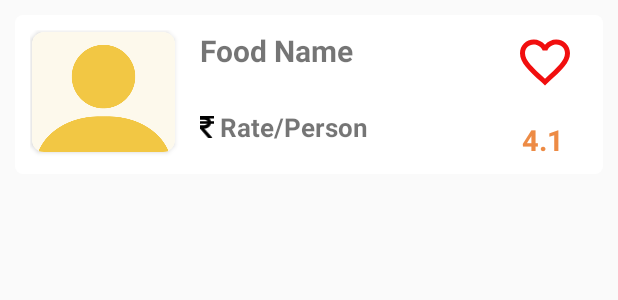
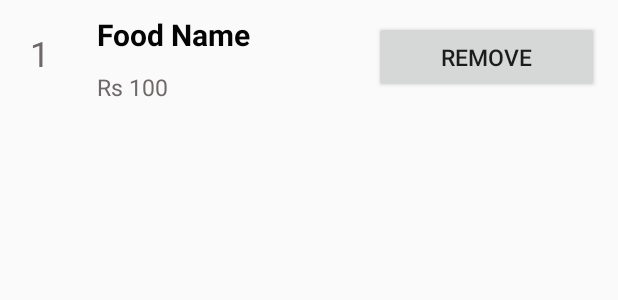
Before and after one commit to KameshRazer/FoodRunner, an Android app: the layout recyclerview_display_food.xml on its own in the app's theme, with its tools: preview values and no code run, on a phone screen of 412 x 824 dp. Shown: the top 300 px of the screen. Run offline under Robolectric (Android 15) with nearby library versions, the phone set to English and light mode, and no system bars.

Commit message:
SelectFoodActivity
Added  Food selection activity and Optimize previous code for server request & response

```diff
--- a/app/src/main/java/com/example/foodrunner/ui/home/HomeViewModel.kt
+++ b/app/src/main/java/com/example/foodrunner/ui/home/HomeViewModel.kt
@@ -17,7 +17,7 @@ package com.example.foodrunner.ui.home
 //        val context = parent.context
 //        val layoutInflater = LayoutInflater.from(context)
 //        val DataListView: View =
-//            layoutInflater.inflate(R.layout.recyclerview_display_food, parent, false)
+//            layoutInflater.inflate(R.layout.recyclerview_display_hotel, parent, false)
 //        val viewHolder: ViewHolder
 //        viewHolder = ViewHolder(DataListView)
 //        return viewHolder
--- /dev/null
+++ b/app/src/main/res/drawable/ic_arrow_back.xml
@@ -0,0 +1,5 @@
+<vector android:height="24dp" android:tint="#F8FBF6"
+    android:viewportHeight="24.0" android:viewportWidth="24.0"
+    android:width="24dp" xmlns:android="http://schemas.android.com/apk/res/android">
+    <path android:fillColor="#FF000000" android:pathData="M20,11H7.83l5.59,-5.59L12,4l-8,8 8,8 1.41,-1.41L7.83,13H20v-2z"/>
+</vector>
--- a/app/src/main/res/layout/recyclerview_display_food.xml
+++ b/app/src/main/res/layout/recyclerview_display_food.xml
@@ -1,92 +1,47 @@
 <?xml version="1.0" encoding="utf-8"?>
-<RelativeLayout
-    xmlns:android="http://schemas.android.com/apk/res/android"
-    xmlns:app="http://schemas.android.com/apk/res-auto"
-    xmlns:tools="http://schemas.android.com/tools"
+<RelativeLayout xmlns:android="http://schemas.android.com/apk/res/android"
     android:layout_width="match_parent"
     android:layout_height="wrap_content"
-    android:layout_marginLeft="10dp"
-    android:layout_marginTop="10dp"
-    android:layout_marginRight="10dp"
-    android:background="@drawable/rounded_corners">
-
-    <androidx.cardview.widget.CardView
-        android:id="@+id/rvdf_round_card_view"
-        android:layout_width="95dp"
-        android:layout_height="80dp"
-        app:cardCornerRadius="8dp"
-        android:layout_margin="1dp"
-        android:elevation="10dp">
-
-        <ImageView
-            android:id="@+id/rvdf_image_food"
-            android:layout_width="wrap_content"
-            android:layout_height="wrap_content"
-            android:src="@drawable/default_pic"
-            android:scaleType="centerCrop"/>
-    </androidx.cardview.widget.CardView>
-
+    android:padding="4dp">
+    <TextView
+        android:id="@+id/rvdf_s_no"
+        android:layout_width="wrap_content"
+        android:layout_height="wrap_content"
+        android:layout_marginTop="10dp"
+        android:layout_marginLeft="10dp"
+        android:text="1"
+        android:padding="6dp"
+        android:textColor="#6E6968"
+        android:textSize="23sp"/>
     <TextView
         android:id="@+id/rvdf_food_name"
         android:layout_width="wrap_content"
         android:layout_height="wrap_content"
+        android:layout_marginStart="20dp"
+        android:layout_toRightOf="@id/rvdf_s_no"
         android:text="Food Name"
-        android:textSize="20sp"
+        android:textColor="@color/Black"
+        android:padding="5dp"
         android:textStyle="bold"
-        android:layout_marginLeft="15dp"
-        android:layout_toRightOf="@id/rvdf_round_card_view"/>
-
-    <ImageView
-        android:id="@+id/rvdf_icon_rupee"
+        android:textSize="20sp"/>
+    <TextView
+        android:id="@+id/rvdf_cost"
         android:layout_width="wrap_content"
         android:layout_height="wrap_content"
-        android:maxHeight="15dp"
-        android:maxWidth="30dp"
-        android:adjustViewBounds="true"
-        android:scaleType="fitCenter"
-        android:layout_marginTop="30dp"
-        android:layout_marginLeft="15dp"
+        android:layout_marginLeft="20dp"
+        android:layout_toRightOf="@id/rvdf_s_no"
         android:layout_below="@id/rvdf_food_name"
-        android:layout_toRightOf="@id/rvdf_round_card_view"
-        app:srcCompat="@drawable/ic_indian_rupee" />
-
-    <TextView
-        android:id="@+id/rvdf_food_rate"
-        android:layout_width="wrap_content"
+        android:text="Rs 100"
+        android:textSize="15sp"
+        android:textColor="#6E6968"
+        android:padding="5dp"/>
+    <Button
+        android:id="@+id/rvdf_button"
+        android:layout_width="150dp"
         android:layout_height="wrap_content"
-        android:text="Rate/Person"
-        android:textSize="17sp"
-        android:textStyle="bold"
-        android:layout_marginTop="25dp"
-        android:layout_marginLeft="4dp"
-        android:layout_below="@id/rvdf_food_name"
-        android:layout_toRightOf="@id/rvdf_icon_rupee"/>
-
-    <ToggleButton
-        android:id="@+id/rvdf_icon_heart"
-        android:layout_width="40dp"
-        android:layout_height="40dp"
-        android:background="@drawable/button_favourite"
-        android:checked="false"
-        android:text=""
-        android:textOff=""
-        android:textOn=""
-        android:layout_marginTop="1dp"
-        android:layout_marginLeft="225dp"
-        android:layout_toRightOf="@id/rvdf_round_card_view"/>
-
-
-    <TextView
-        android:id="@+id/rvdf_rating"
-        android:layout_width="wrap_content"
-        android:layout_height="wrap_content"
-        android:text="4.1"
-        android:textStyle="bold"
-        android:textSize="19sp"
-        android:textColor="#ED8B45"
-        android:layout_marginTop="60dp"
-        android:layout_marginLeft="230dp"
-        android:layout_toRightOf="@id/rvdf_round_card_view"
-        app:srcCompat="@drawable/ic_indian_rupee"
-        tools:ignore="SmallSp" />
+        android:layout_marginLeft="210dp"
+        android:layout_marginTop="10dp"
+        android:layout_toRightOf="@id/rvdf_s_no"
+        android:text="Remove"
+        android:textSize="15sp"/>
 </RelativeLayout>
```
Also changed, not shown: app/src/main/AndroidManifest.xml (+10 -8 lines), app/src/main/java/com/example/foodrunner/LoginActivity.kt (+4 -13 lines), app/src/main/java/com/example/foodrunner/MyMessenger.kt (+44 -1 lines), app/src/main/java/com/example/foodrunner/RegisterActivity.kt (+38 -32 lines), app/src/main/java/com/example/foodrunner/SelectFood.kt (added, +85 -0 lines), app/src/main/java/com/example/foodrunner/TempActivity.kt (+37 -1 lines), app/src/main/java/com/example/foodrunner/ui/favouriteRestaurants/FavouriteAdapter.kt (+6 -6 lines), app/src/main/java/com/example/foodrunner/ui/home/HomeDataAdapter.kt (+10 -7 lines), app/src/main/java/com/example/foodrunner/ui/home/HomeFragment.kt (+18 -60 lines), app/src/main/res/layout/activity_select_food.xml (added, +78 -0 lines), app/src/main/res/layout/recyclerview_display_hotel.xml (added, +92 -0 lines).
